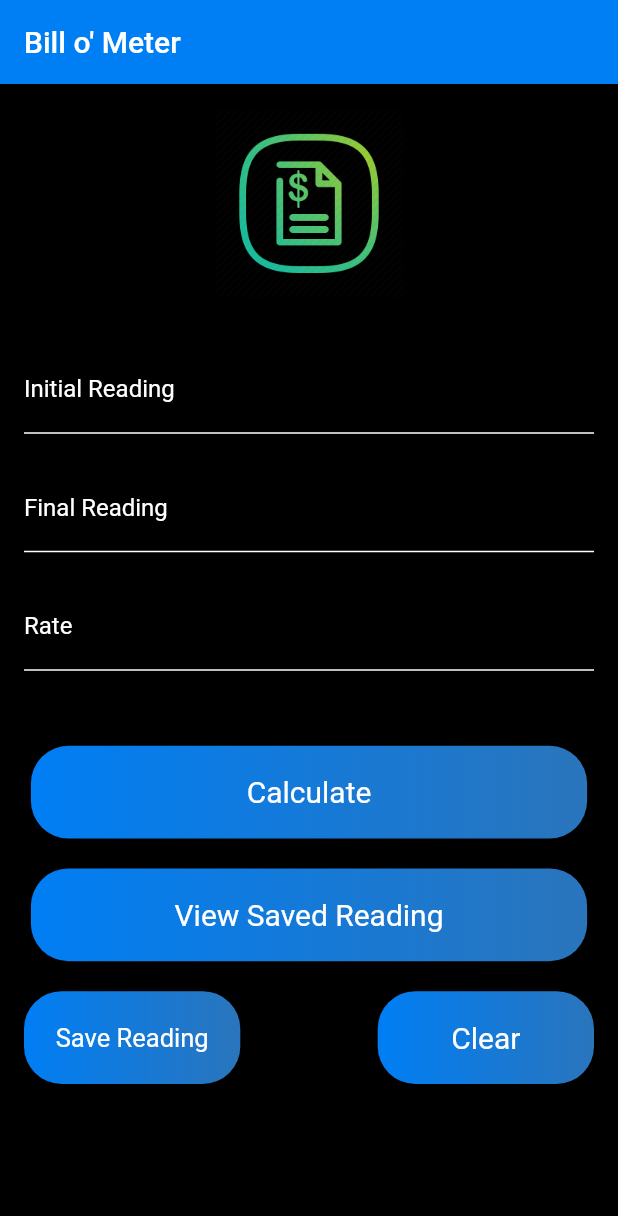
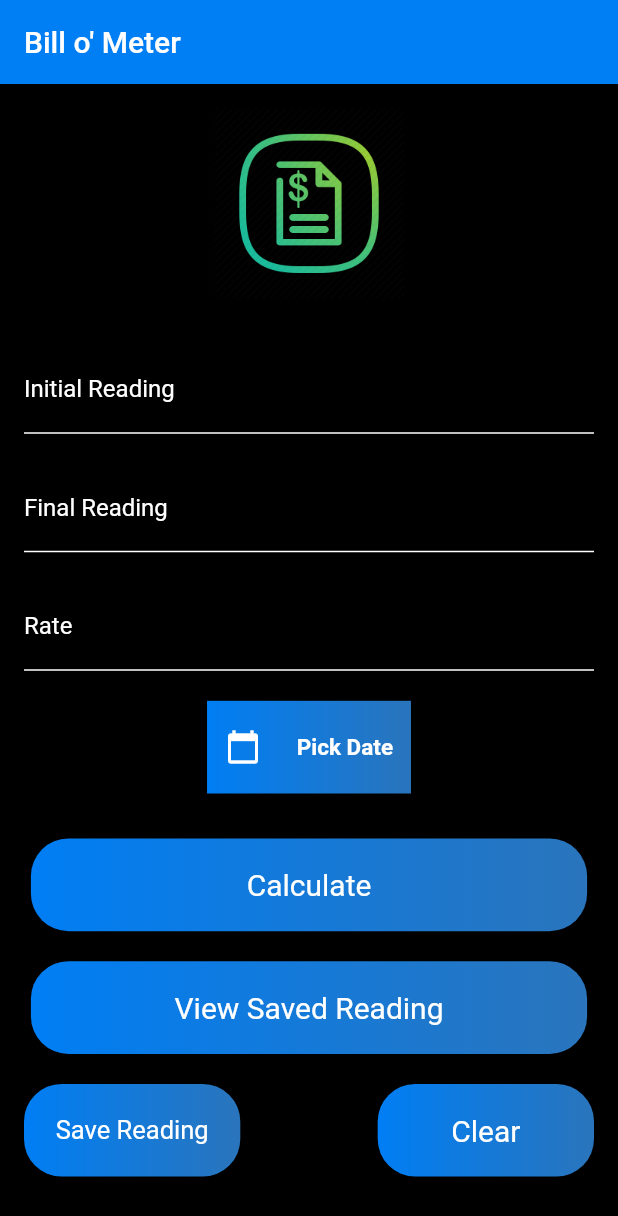
Before and after one commit to codedog001/Bill_Calc_Flutter_sqlite, a Flutter app: the screen it shows after launch, on a phone screen of 412 x 824 dp. Shown: the top 1216 px of the screen. Run offline on Flutter 3.47's test engine with Material 2 defaults, Android fonts, the phone set to English and light mode, and no system bars; our stand-ins replace sqflite; accounts and stored records are empty.

Commit message:
Add Calendar

```diff
--- a/lib/screens/home_screen.dart
+++ b/lib/screens/home_screen.dart
@@ -13,6 +13,7 @@ class _HomeScreenState extends State<HomeScreen> {
   TextEditingController initialReadingController = new TextEditingController();
   TextEditingController finalReadingController = new TextEditingController();
   TextEditingController rateController = new TextEditingController();
+  DateTime _eventDate = null;
 
   var nowdate;
   var dateToUse;
@@ -37,6 +38,22 @@ class _HomeScreenState extends State<HomeScreen> {
             label: 'OK', onPressed: scaffold.hideCurrentSnackBar),
       ),
     );
+  }
+
+  void _openDatePicker() {
+    showDatePicker(
+      context: context,
+      initialDate: DateTime.now(),
+      firstDate: DateTime(1990),
+      lastDate: DateTime(2100),
+    ).then((datePicked) {
+      if (datePicked == null) {
+        return;
+      }
+      setState(() {
+        _eventDate = datePicked;
+      });
+    });
   }
 
   @override
@@ -155,6 +172,78 @@ class _HomeScreenState extends State<HomeScreen> {
                             ),
                           ),
                         ),
+                        SizedBox(
+                          height: 20,
+                        ),
+                        Row(
+                          mainAxisAlignment: _eventDate == null
+                              ? MainAxisAlignment.center
+                              : MainAxisAlignment.spaceEvenly,
+                          children: [
+                            InkWell(
+                              onTap: () {
+                                _openDatePicker();
+                              },
+                              child: Container(
+                                width: MediaQuery.of(context).size.width * 0.33,
+                                height:
+                                    MediaQuery.of(context).size.height * 0.075,
+                                decoration: BoxDecoration(
+                                  gradient: LinearGradient(colors: [
+                                    Color(0xff007EF4),
+                                    Color(0xff2A75BC)
+                                  ]),
+                                  borderRadius: BorderRadius.circular(0),
+                                ),
+                                child: Row(
+                                  mainAxisAlignment:
+                                      MainAxisAlignment.spaceAround,
+                                  mainAxisSize: MainAxisSize.min,
+                                  children: [
+                                    Icon(
+                                      Icons.calendar_today,
+                                      color: Colors.white,
+                                    ),
+                                    Text(
+                                      'Pick Date',
+                                      style: TextStyle(
+                                          fontSize: 15,
+                                          color: Colors.white,
+                                          fontWeight: FontWeight.bold),
+                                    ),
+                                  ],
+                                ),
+                              ),
+                            ),
+                            _eventDate != null
+                                ? Padding(
+                                    padding: EdgeInsets.fromLTRB(0, 0, 0, 0),
+                                    child: Container(
+                                      width: MediaQuery.of(context).size.width *
+                                          0.45,
+                                      height:
+                                          MediaQuery.of(context).size.height *
+                                              0.075,
+                                      decoration: BoxDecoration(
+                                          color: Colors.transparent,
+                                          borderRadius:
+                                              BorderRadius.circular(25),
+                                          border: Border.all(
+                                              color: Colors.white, width: 2)),
+                                      child: Center(
+                                        child: SelectableText(
+                                          "${DateFormat.yMMMd().format(_eventDate).toString()}",
+                                          style: TextStyle(
+                                              fontSize: 15,
+                                              fontWeight: FontWeight.bold,
+                                              color: Colors.white),
+                                        ),
+                                      ),
+                                    ),
+                                  )
+                                : Container(),
+                          ],
+                        ),
 
                         billAmount > 0
                             ? Padding(
@@ -180,7 +269,7 @@ class _HomeScreenState extends State<HomeScreen> {
                               )
                             : Container(),
                         SizedBox(
-                          height: 30,
+                          height: 10,
                         ),
                         Column(
                           children: [
@@ -284,7 +373,9 @@ class _HomeScreenState extends State<HomeScreen> {
                                   var newReading = Reading(
                                     final_reading:
                                         finalReadingController.text.toString(),
-                                    date: dateToUse.toString(),
+                                    date: DateFormat.yMMMd()
+                                        .format(_eventDate)
+                                        .toString(),
                                     id: DateTime.now().toString(),
                                     initial_reading: initialReadingController
                                         .text
--- a/lib/screens/saved_readings.dart
+++ b/lib/screens/saved_readings.dart
@@ -61,6 +61,7 @@ class _ReadingsScreenState extends State<ReadingsScreen> {
           builder: (context, userData) {
             if (userData.hasData) {
               newReading = userData.data;
+              newReading = newReading.reversed.toList();
               return ListView.builder(
                 shrinkWrap: true,
                 itemBuilder: (context, index) {
@@ -96,7 +97,6 @@ class _ReadingsScreenState extends State<ReadingsScreen> {
                   );
                 },
                 itemCount: newReading.length,
-                reverse: true,
               );
             }
             return Container();
```
